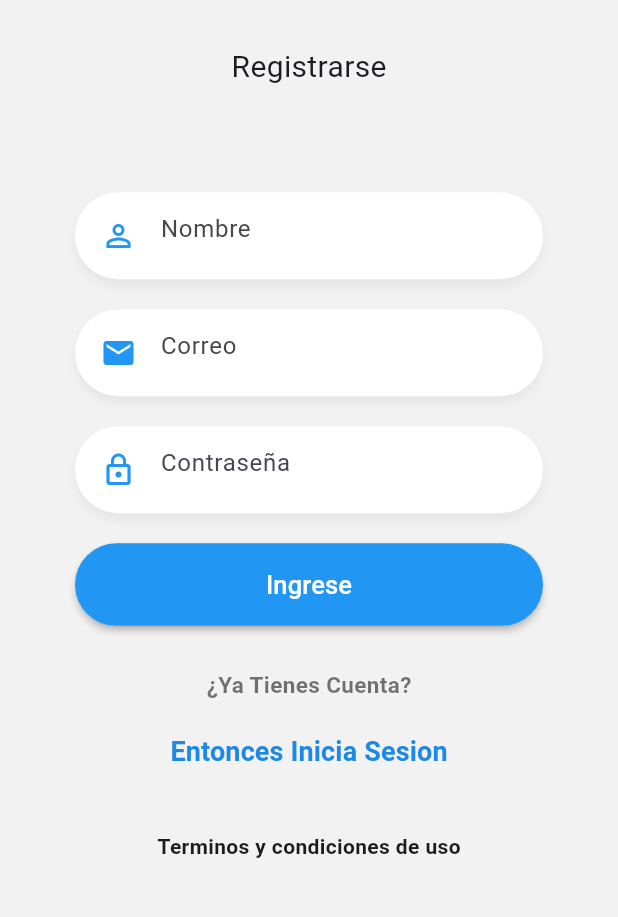
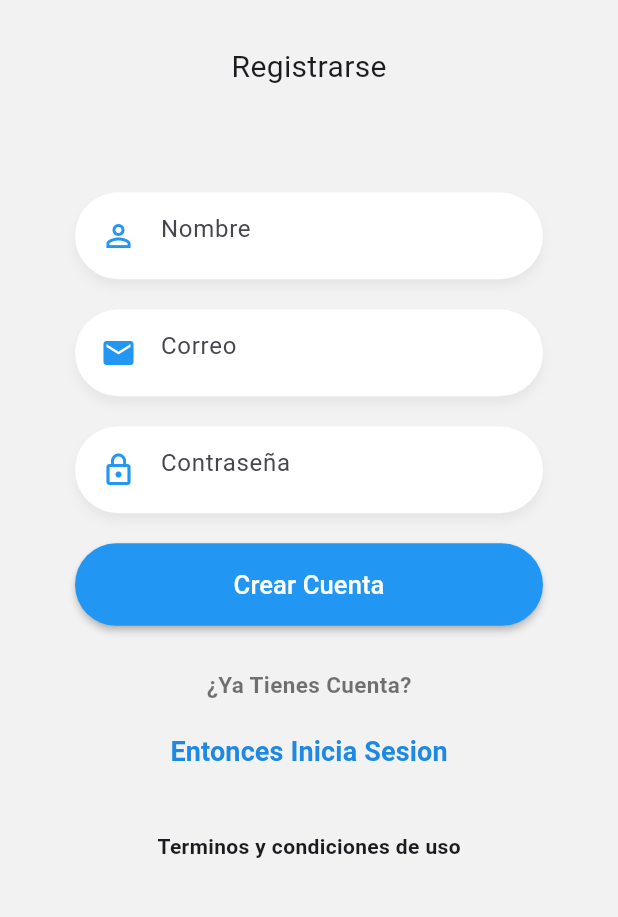
Before and after one commit to BrianAndrade13/flutter-chat-app, a Flutter app: the RegisterPages screen opened by its route, after a tap on "Entonces Inicia Sesion", after a tap on "Entonces Crea Una!!", on a phone screen of 412 x 824 dp, the part 251-1168 px from its top. Run offline on Flutter 3.47's test engine with Material 3 defaults, Android fonts, the phone set to English and light mode, and no system bars; our stand-ins replace flutter_secure_storage, pull_to_refresh; accounts and stored records are empty.

Commit message:
Codigo Reutilizable con Login y Registro con sus Respectivo Backend en NODE

```diff
--- /dev/null
+++ b/lib/global/enviroment.dart
@@ -0,0 +1,6 @@
+import 'dart:io';
+
+class Enviroment {
+  static String apiUrl = Platform.isAndroid ? 'http://10.0.2.2:3000/api': 'http://localhost:3000/api';
+  static String socketUrl = Platform.isIOS ? 'http://10.0.2.2:3000': 'http://localhost:3000';
+}
--- a/lib/models/usuario.dart
+++ b/lib/models/usuario.dart
@@ -1,17 +1,37 @@
-// ignore_for_file: public_member_api_docs, sort_constructors_first
+// To parse this JSON data, do
+//
+//     final usuario = usuarioFromJson(jsonString);
 
+import 'dart:convert';
+
+Usuario usuarioFromJson(String str) => Usuario.fromJson(json.decode(str));
+
+String usuarioToJson(Usuario data) => json.encode(data.toJson());
 
 class Usuario {
+    String nombre;
+    String correo;
+    bool online;
+    String uid;
 
-  bool online;
-  String email;
-  String nombre;
-  String uid;
+    Usuario({
+        required this.nombre,
+        required this.correo,
+        required this.online,
+        required this.uid,
+    });
 
-  Usuario({
-    required this.online,
-    required this.email,
-    required this.nombre,
-    required this.uid,
-  });
+    factory Usuario.fromJson(Map<String, dynamic> json) => Usuario(
+        nombre: json["nombre"],
+        correo: json["correo"],
+        online: json["online"],
+        uid: json["uid"],
+    );
+
+    Map<String, dynamic> toJson() => {
+        "nombre": nombre,
+        "correo": correo,
+        "online": online,
+        "uid": uid,
+    };
 }
--- a/lib/pages/chat_pages.dart
+++ b/lib/pages/chat_pages.dart
@@ -124,7 +124,6 @@ class _ChatPagesState extends State<ChatPages> with TickerProviderStateMixin {
 
     if(texto.length == 0) return;
 
-    print(texto);
     _textController.clear();
     _focusNode.requestFocus();
 
--- a/lib/pages/login_pages.dart
+++ b/lib/pages/login_pages.dart
@@ -1,4 +1,8 @@
+
+import 'package:chat_app/helpers/mostrar_alerta.dart';
+import 'package:chat_app/services/auth_services.dart';
 import 'package:flutter/material.dart';
+import 'package:provider/provider.dart';
 
 import '../widgets/widgets.dart';
 
@@ -37,7 +41,7 @@ class LoginPages extends StatelessWidget {
 
 
   class _Form extends StatefulWidget {
-    const _Form({super.key});
+    const _Form();
 
     @override
     State<_Form> createState() => __FormState();
@@ -50,6 +54,10 @@ class LoginPages extends StatelessWidget {
 
     @override
     Widget build(BuildContext context) {
+
+
+      final authService = Provider.of<AuthService>(context);
+
       return Container(
         margin: EdgeInsets.only(top: 40),
         padding: EdgeInsets.symmetric(horizontal: 50),
@@ -70,10 +78,27 @@ class LoginPages extends StatelessWidget {
           isPassword: true,
           ),
 
-            BotonAzul(text: 'Ingrese', onPressed: () {
-              print(emailCtrl.text);
-              print(passwordCtrl.text);
-              },)
+            authService.autenticando
+            ? BotonAzul(text: 'Ingrese', onPressed:null)
+            : BotonAzul(
+                text: 'Ingrese',
+                onPressed: () async {
+                  FocusScope.of(context).unfocus();
+                  final loginOk = await authService.login(
+                    emailCtrl.text.trim(),
+                    passwordCtrl.text.trim(),
+                  );
+
+                  if(loginOk){
+                    //TODO: Conectar a nuestro Socket Server
+                    Navigator.pushReplacementNamed(context, 'usuarios');
+                  } else {
+                    //Mostrar alerta
+                    mostrarAlerta(context, 'Login No Encontrado', 'Revise sus credenciales Nuevamente', Colors.white);
+                  }
+                },
+                background: Colors.blue,
+              ),
           ],
         ),
       );
--- a/lib/pages/register_pages.dart
+++ b/lib/pages/register_pages.dart
@@ -1,4 +1,7 @@
+import 'package:chat_app/helpers/mostrar_alerta.dart';
+import 'package:chat_app/services/auth_services.dart';
 import 'package:flutter/material.dart';
+import 'package:provider/provider.dart';
 
 import '../widgets/widgets.dart';
 
@@ -37,7 +40,7 @@ class RegisterPages extends StatelessWidget {
 
 
   class _Form extends StatefulWidget {
-    const _Form({super.key});
+    const _Form();
 
     @override
     State<_Form> createState() => __FormState();
@@ -51,6 +54,9 @@ class RegisterPages extends StatelessWidget {
 
     @override
     Widget build(BuildContext context) {
+
+      final authServices = Provider.of<AuthService>(context);
+
       return Container(
         margin: EdgeInsets.only(top: 40),
         padding: EdgeInsets.symmetric(horizontal: 50),
@@ -78,10 +84,18 @@ class RegisterPages extends StatelessWidget {
           isPassword: true,
           ),
 
-            BotonAzul(text: 'Ingrese', onPressed: () {
-              print(emailCtrl.text);
-              print(passwordCtrl.text);
-              },)
+            authServices.autenticando
+            ? BotonAzul(text: 'Crear Cuenta', onPressed:null)
+            : BotonAzul(text: 'Crear Cuenta', onPressed: () async{
+              final registerOk = await authServices.register(nameCtrl.text.trim(), emailCtrl.text.trim(), passwordCtrl.text.trim());
+
+              if(registerOk == true){
+                //TODO: Conectar al Socket Server
+                Navigator.pushReplacementNamed(context, 'usuarios');
+              } else {
+                mostrarAlerta(context, 'Usuario Ya Registrado', 'El Usuario ya esta Registrad', Colors.white);
+              }
+              }, background: Colors.blue)
           ],
         ),
       );
--- a/lib/routes/routes.dart
+++ b/lib/routes/routes.dart
@@ -7,7 +7,7 @@ final Map<String, Widget Function(BuildContext)> appRoutes = {
   'usuarios':  ( _ ) => UsuariosPages(),
   'chat': ( _ ) => ChatPages(),
   'login': ( _ ) => LoginPages(),
-  'loading': ( _ ) => LoadingPages(),
+  'loading': ( _ ) => LoadingPage(),
   'register': ( _ ) => RegisterPages(),
 
 };
--- a/lib/widgets/boton_azul.dart
+++ b/lib/widgets/boton_azul.dart
@@ -2,12 +2,14 @@ import 'package:flutter/material.dart';
 
 class BotonAzul extends StatelessWidget {
   final String text;
-  final VoidCallback onPressed;
+  final VoidCallback? onPressed;
+  final Color? background;
 
   const BotonAzul({
     Key? key,
     required this.text,
-    required this.onPressed,
+    this.onPressed,
+    this.background,
   }) : super(key: key);
 
   @override
@@ -16,7 +18,7 @@ class BotonAzul extends StatelessWidget {
       style: ElevatedButton.styleFrom(
         elevation: 2,
         shadowColor: Colors.black,
-        backgroundColor: Colors.blue, // reemplaza 'primary'
+        backgroundColor: background, // reemplaza 'primary'
         foregroundColor: Colors.white, // reemplaza 'onPrimary'
         shape: const StadiumBorder(),
         minimumSize: const Size(double.infinity, 55),
```
Also changed, not shown: lib/helpers/mostrar_alerta.dart (added, +41 -0 lines), lib/main.dart (+12 -5 lines), lib/models/login_response.dart (added, +35 -0 lines), lib/models/register_response.dart (added, +31 -0 lines), lib/pages/loading_pages.dart (+146 -12 lines), lib/pages/usuarios_pages.dart (+17 -7 lines), lib/services/auth_services.dart (added, +138 -0 lines), pubspec.yaml (+3 -6 lines), assets/logo.png (added), pubspec.lock, 5 other files.
